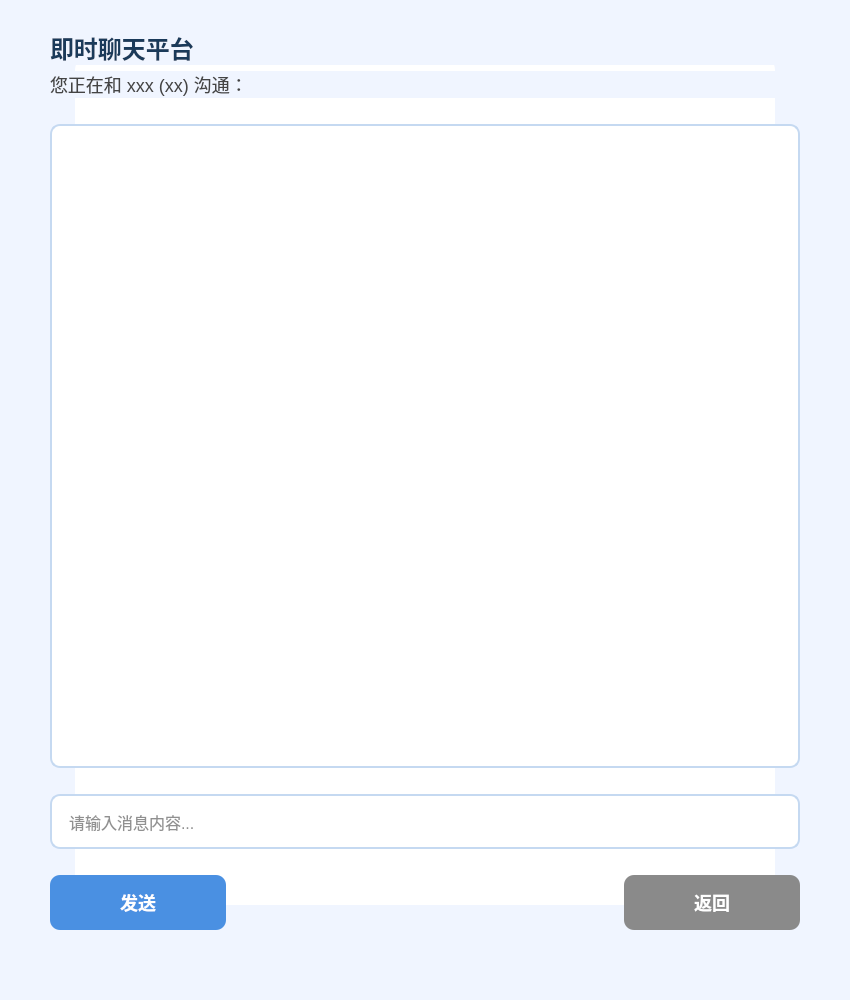
Before: the Qt Designer form medical_client/chat.ui in Gray7118/SMS-Smart_Medical_System, drawn with Qt 5.
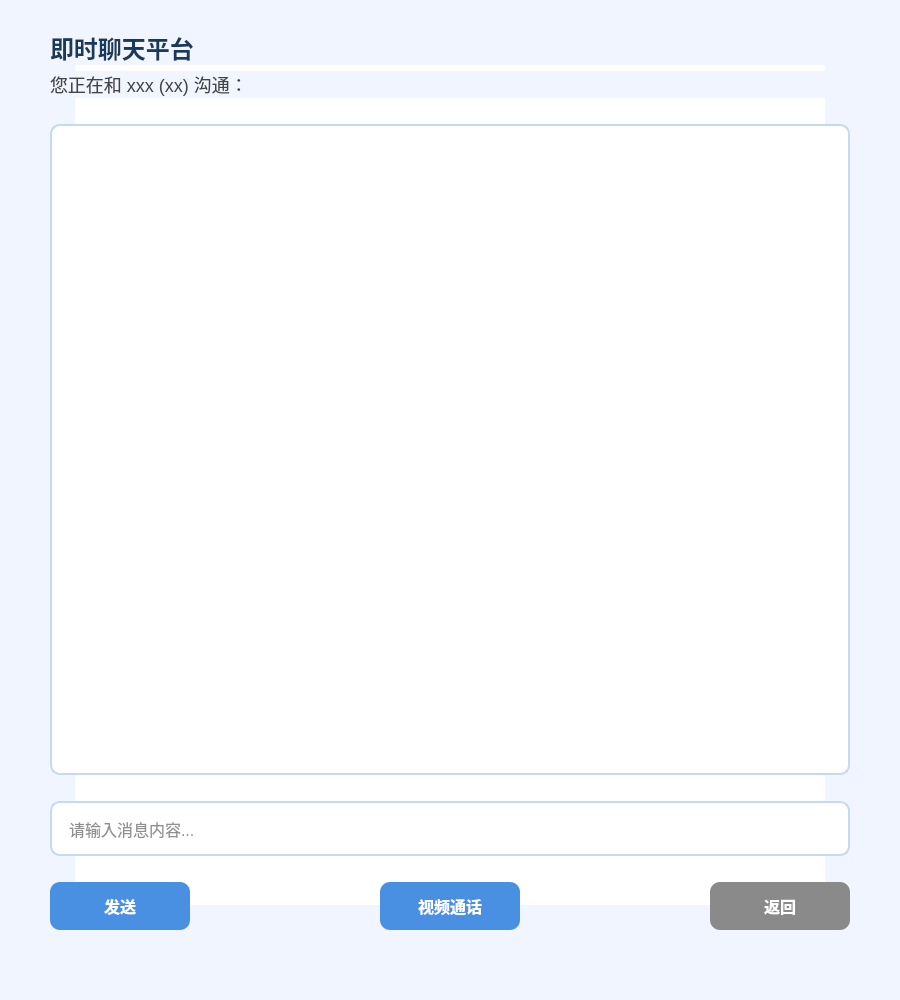
After: the same form once the commit is applied.

Patch:
```diff
--- a/medical_client/chat.ui
+++ b/medical_client/chat.ui
@@ -6,13 +6,13 @@
    <rect>
     <x>0</x>
     <y>0</y>
-    <width>850</width>
+    <width>900</width>
     <height>1000</height>
    </rect>
   </property>
   <property name="minimumSize">
    <size>
-    <width>850</width>
+    <width>900</width>
     <height>1000</height>
    </size>
   </property>
@@ -20,59 +20,58 @@
    <string>即时聊天平台</string>
   </property>
   <property name="styleSheet">
-   <string notr="true">
-    /* 主窗口样式 */
-    QWidget {
-        background-color: #f0f5ff;
-        font-family: 'Microsoft YaHei';
-    }
+   <string notr="true">/* 主窗口样式 */
+QWidget {
+    background-color: #f0f5ff;
+    font-family: 'Microsoft YaHei';
+}
 
-    /* 标题样式 */
-    #headerLabel {
-        color: #1a3a5a;
-        font-size: 24px;
-        font-weight: bold;
-        qproperty-alignment: AlignCenter;
-    }
+/* 标题样式 */
+#headerLabel {
+    color: #1a3a5a;
+    font-size: 24px;
+    font-weight: bold;
+    qproperty-alignment: AlignCenter;
+}
 
-    /* 聊天显示区域 */
-    QTextEdit#chatTextEdit {
-        background-color: white;
-        border: 2px solid #c5d9f1;
-        border-radius: 10px;
-        padding: 15px;
-        font-size: 16px;
-        color: #333333;
-        selection-background-color: #4a90e2;
-        selection-color: white;
-        min-height: 500px;
-    }
+/* 聊天显示区域 */
+QTextEdit#chatTextEdit {
+    background-color: white;
+    border: 2px solid #c5d9f1;
+    border-radius: 10px;
+    padding: 15px;
+    font-size: 16px;
+    color: #333333;
+    selection-background-color: #4a90e2;
+    selection-color: white;
+    min-height: 500px;
+}
 
-    /* 消息输入框 */
-    QLineEdit#msgLineEdit {
-        border: 2px solid #c5d9f1;
-        border-radius: 10px;
-        padding: 15px;
-        font-size: 16px;
-        color: #222222;
-        background-color: white;
-    }
+/* 消息输入框 */
+QLineEdit#msgLineEdit {
+    border: 2px solid #c5d9f1;
+    border-radius: 10px;
+    padding: 15px;
+    font-size: 16px;
+    color: #222222;
+    background-color: white;
+}
 
     QLineEdit#msgLineEdit:focus {
         border: 2px solid #4a90e2;
     }
 
-    /* 按钮通用样式 */
-    QPushButton {
-        background-color: #4a90e2;
-        color: white;
-        border: none;
-        border-radius: 10px;
-        padding: 14px 28px;
-        font-size: 18px;
-        font-weight: bold;
-        min-width: 120px;
-    }
+/* 主要操作按钮样式（发送和视频通话） */
+#sendButton, #videoCallButton {
+    background-color: #4a90e2;
+    color: white;
+    border: none;
+    border-radius: 10px;
+    padding: 12px 20px;
+    font-size: 16px;
+    font-weight: bold;
+    min-width: 100px;
+}
 
     QPushButton:hover {
         background-color: #3a7bc8;
@@ -82,33 +81,38 @@
         background-color: #2c6bb6;
     }
 
-    /* 返回按钮特殊样式 */
-    #returnButton {
-        background-color: #8a8a8a;
-    }
+/* 返回按钮样式 */
+#returnButton {
+    background-color: #8a8a8a;
+    color: white;
+    border: none;
+    border-radius: 10px;
+    padding: 12px 20px;
+    font-size: 16px;
+    font-weight: bold;
+    min-width: 100px;
+}
 
     #returnButton:hover {
         background-color: #7a7a8a;
     }
 
-    /* 聊天容器样式 */
-    #chatContainer {
-        background-color: white;
-        border-radius: 15px;
-        padding: 25px;
-        margin: 25px;
-        box-shadow: 0 6px 12px rgba(0,0,0,0.12);
-    }
-   </string>
+/* 聊天容器样式 */
+#chatContainer {
+    background-color: white;
+    border-radius: 15px;
+    padding: 25px;
+    margin: 25px;
+    box-shadow: 0 6px 12px rgba(0,0,0,0.12);
+}</string>
   </property>
   <widget class="QWidget" name="chatContainer" native="true">
    <property name="geometry">
     <rect>
      <x>50</x>
      <y>30</y>
-     <width>750</width>
+     <width>800</width>
      <height>900</height>
-
     </rect>
    </property>
    <layout class="QVBoxLayout" name="verticalLayout">
@@ -211,7 +215,27 @@
         </property>
         <property name="sizeHint" stdset="0">
          <size>
-          <width>40</width>
+          <width>20</width>
+          <height>20</height>
+         </size>
+        </property>
+       </spacer>
+      </item>
+      <item>
+       <widget class="QPushButton" name="videoCallButton">
+        <property name="text">
+         <string>视频通话</string>
+        </property>
+       </widget>
+      </item>
+      <item>
+       <spacer name="horizontalSpacer_2">
+        <property name="orientation">
+         <enum>Qt::Horizontal</enum>
+        </property>
+        <property name="sizeHint" stdset="0">
+         <size>
+          <width>20</width>
           <height>20</height>
          </size>
         </property>
@@ -219,9 +243,6 @@
       </item>
       <item>
        <widget class="QPushButton" name="returnButton">
-        <property name="styleSheet">
-         <string notr="true">#returnButton</string>
-        </property>
         <property name="text">
          <string>返回</string>
         </property>
```
Left out of the diff: 34 changed lines with no effect on the pictures.
